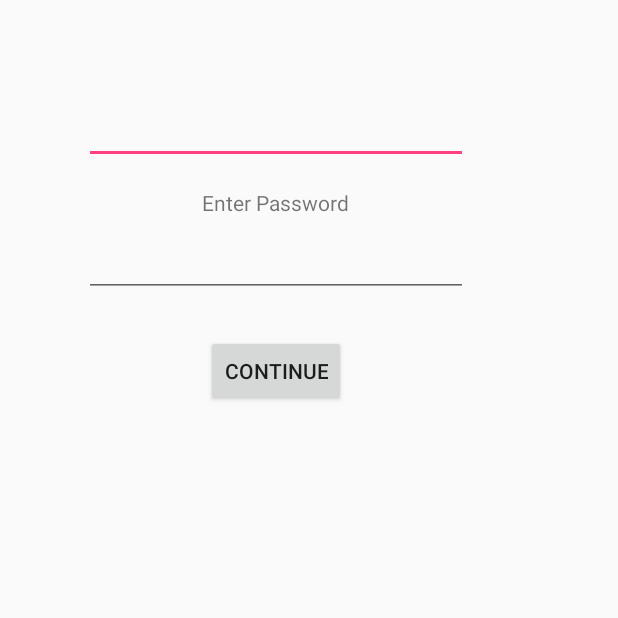
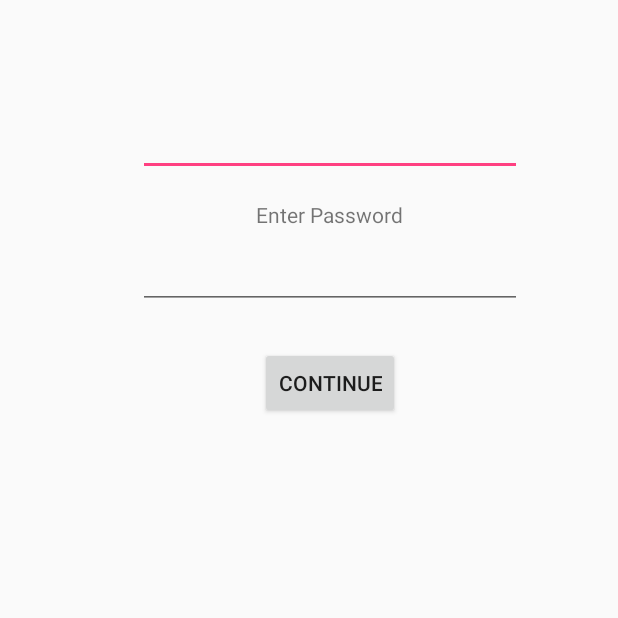
Before and after one commit to thefnox/ChallengeApp, an Android app: the screen it shows after launch (CreateActivity_2_FullNamePassword), on a phone screen of 412 x 824 dp, the top half of it. Run offline under Robolectric (Android 15) with nearby library versions, the phone set to English and light mode, and no system bars.

Commit message:
commit for create account pages number 2

```diff
--- a/app/src/main/res/layout/activity_create_1_email.xml
+++ b/app/src/main/res/layout/activity_create_1_email.xml
@@ -9,8 +9,10 @@
     <RelativeLayout
         android:layout_width="368dp"
         android:layout_height="495dp"
-        tools:layout_editor_absoluteY="8dp"
-        tools:layout_editor_absoluteX="8dp">
+        app:layout_constraintTop_toTopOf="parent"
+        android:layout_marginTop="8dp"
+        android:layout_marginLeft="8dp"
+        app:layout_constraintLeft_toLeftOf="parent">
 
         <Button
             android:id="@+id/continueButton1"
--- a/app/src/main/res/layout/activity_create_2__full_name_password.xml
+++ b/app/src/main/res/layout/activity_create_2__full_name_password.xml
@@ -9,8 +9,10 @@
     <RelativeLayout
         android:layout_width="368dp"
         android:layout_height="495dp"
-        tools:layout_editor_absoluteY="8dp"
-        tools:layout_editor_absoluteX="8dp">
+        app:layout_constraintTop_toTopOf="parent"
+        android:layout_marginTop="8dp"
+        android:layout_marginRight="8dp"
+        app:layout_constraintRight_toRightOf="parent">
 
         <EditText
             android:id="@+id/namePlainText"
--- a/app/src/main/res/layout/activity_create_3_user_name.xml
+++ b/app/src/main/res/layout/activity_create_3_user_name.xml
@@ -10,8 +10,10 @@
 
         android:layout_width="368dp"
         android:layout_height="495dp"
-        tools:layout_editor_absoluteY="8dp"
-        tools:layout_editor_absoluteX="8dp">
+        app:layout_constraintTop_toTopOf="parent"
+        android:layout_marginTop="8dp"
+        android:layout_marginLeft="8dp"
+        app:layout_constraintLeft_toLeftOf="parent">
 
 
         <Button
```
Also changed, not shown: app/src/main/res/layout/activity_create_5_profile_photo.xml (+52 -0 lines), app/src/main/res/drawable/profilePhotoLogo.jpg (added).
